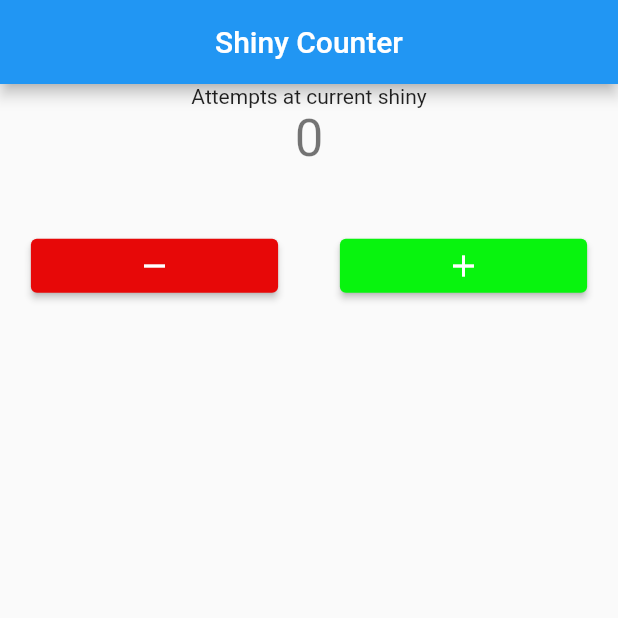
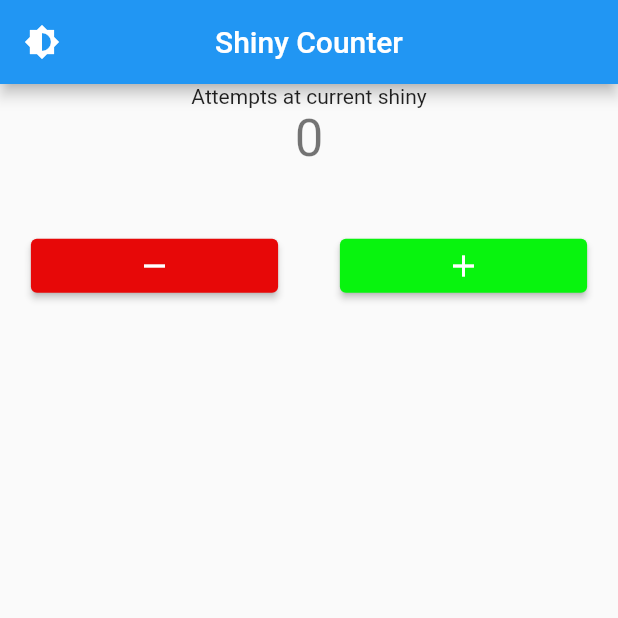
Before and after one commit to Danhogg/shiny_hunter, a Flutter app: the screen it shows after launch, on a phone screen of 412 x 824 dp, the top half of it. Run offline on Flutter 3.47's test engine with Material 2 defaults, Android fonts, the light colour scheme and no system bars; our stand-ins replace shared_preferences.

Commit message:
light/dark themes and counter working (maybe?)

```diff
--- a/lib/main.dart
+++ b/lib/main.dart
@@ -1,11 +1,14 @@
 import 'package:flutter/material.dart';
+import 'package:provider/provider.dart';
 import 'package:shiny_hunter/screens/home.dart';
-import 'package:shiny_hunter/services/shared_preferences.dart';
+import 'package:shiny_hunter/services/theme_handler.dart';
 
 void main() async {
   WidgetsFlutterBinding.ensureInitialized();
-  await UsersSharedPreferences.init();
-  runApp(const MyApp());
+
+  runApp(
+    const MyApp(),
+  );
 }
 
 class MyApp extends StatelessWidget {
@@ -13,6 +16,10 @@
 
   @override
   Widget build(BuildContext context) {
+    return ChangeNotifierProvider(
+      create: (_) => ThemeProvider(),
+      child: Consumer<ThemeProvider>(
+        builder: (context, ThemeProvider notifier, child) {
           return GestureDetector(
               onTap: () {
                 // Dismiss keyboard throughout app
@@ -20,8 +27,12 @@
               },
               child: MaterialApp(
                 debugShowCheckedModeBanner: false,
-        theme: ThemeData(),
+                theme: notifier.darktheme
+                    ? notifier.darkTheme
+                    : notifier.lightTheme,
                 home: const MyHomePage(),
+              ));
+        },
       ),
     );
   }
--- a/lib/screens/home.dart
+++ b/lib/screens/home.dart
@@ -1,6 +1,8 @@
 import 'package:flutter/material.dart';
+import 'package:provider/provider.dart';
 import 'package:shiny_hunter/screens/setup.dart';
 import 'package:shiny_hunter/screens/shiny_counter.dart';
+import 'package:shiny_hunter/services/theme_handler.dart';
 
 class MyHomePage extends StatefulWidget {
   const MyHomePage({Key? key}) : super(key: key);
@@ -31,6 +33,16 @@
       appBar: AppBar(
         title: Text(titles[_currentIndex]),
         centerTitle: true,
+        leading: Consumer<ThemeProvider>(
+          builder: (context, notifier, child) {
+            return IconButton(
+              icon: const Icon(Icons.brightness_6),
+              onPressed: () {
+                notifier.swapTheme();
+              },
+            );
+          },
+        ),
       ),
       body: _screens[_currentIndex],
       bottomNavigationBar: BottomNavigationBar(
--- a/lib/screens/shiny_counter.dart
+++ b/lib/screens/shiny_counter.dart
@@ -1,5 +1,7 @@
 import 'package:flutter/material.dart';
-import 'package:shiny_hunter/services/shared_preferences.dart';
+import 'package:provider/provider.dart';
+import 'package:shared_preferences/shared_preferences.dart';
+import 'package:shiny_hunter/services/counter_handler.dart';
 
 class HomeScreen extends StatefulWidget {
   const HomeScreen({Key? key}) : super(key: key);
@@ -8,24 +10,26 @@
   _HomeScreenState createState() => _HomeScreenState();
 }
 
-class _HomeScreenState extends State<HomeScreen> {
-  int counter = 0;
+class _HomeScreenState extends State<HomeScreen> with ChangeNotifier {
   @override
   void initState() {
     super.initState();
-    counter = UsersSharedPreferences.getCounter() ?? 0;
   }
 
   @override
   Widget build(BuildContext context) {
     final size = MediaQuery.of(context).size;
+    return ChangeNotifierProvider(
+      create: (_) => CounterProvider(),
+      child: Consumer<CounterProvider>(
+          builder: (context, CounterProvider notifier, child) {
         return Column(
           children: <Widget>[
             const Text(
               'Attempts at current shiny',
             ),
             Text(
-          '$counter',
+              '${notifier.counter}',
               style: Theme.of(context).textTheme.headline4,
             ),
             SizedBox(
@@ -39,11 +43,10 @@
                   child: ElevatedButton(
                       child: const Icon(Icons.remove),
                       onPressed: () async {
-                    if (counter > 0) {
+                        if (notifier.counter > 0) {
                           setState(() {
-                        counter--;
+                            notifier.minusOne();
                           });
-                      await UsersSharedPreferences.changeCounter(counter);
                         }
                       },
                       style: ButtonStyle(
@@ -57,9 +60,8 @@
                     child: const Icon(Icons.add),
                     onPressed: () async {
                       setState(() {
-                    counter++;
+                        notifier.addOne();
                       });
-                  await UsersSharedPreferences.changeCounter(counter);
                     },
                     style: ButtonStyle(
                         backgroundColor: MaterialStateProperty.all<Color>(
@@ -70,5 +72,7 @@
             ),
           ],
         );
+      }),
+    );
   }
 }
--- /dev/null
+++ b/lib/services/counter_handler.dart
@@ -0,0 +1,35 @@
+import 'package:flutter/material.dart';
+import 'package:shared_preferences/shared_preferences.dart';
+
+class CounterProvider with ChangeNotifier {
+  late SharedPreferences _prefs;
+  static const _count = 'counter';
+  late int counter;
+  int get number => counter;
+
+  CounterProvider() {
+    counter = 0;
+    loadFromPreferences();
+  }
+
+  _initPreferences() async {
+    _prefs = await SharedPreferences.getInstance();
+  }
+
+  loadFromPreferences() async {
+    await _initPreferences();
+    counter = _prefs.getInt(_count) ?? 0;
+  }
+
+  minusOne() async {
+    await _initPreferences();
+    counter--;
+    await _prefs.setInt(_count, counter);
+  }
+
+  addOne() async {
+    await _initPreferences();
+    counter++;
+    await _prefs.setInt(_count, counter);
+  }
+}
--- a/lib/services/shared_preferences.dart
+++ /dev/null
@@ -1,18 +0,0 @@
-import 'package:shared_preferences/shared_preferences.dart';
-
-class UsersSharedPreferences {
-  static late SharedPreferences _preferences;
-  static const _counter = 'counter';
-
-  static Future init() async {
-    _preferences = await SharedPreferences.getInstance();
-  }
-
-  static Future changeCounter(value) async {
-    await _preferences.setInt(_counter, value);
-  }
-
-  static int? getCounter() {
-    return _preferences.getInt(_counter);
-  }
-}
--- /dev/null
+++ b/lib/services/theme_handler.dart
@@ -0,0 +1,38 @@
+import 'package:flutter/material.dart';
+import 'package:shared_preferences/shared_preferences.dart';
+
+class ThemeProvider with ChangeNotifier {
+  late bool isDarkMode;
+  bool get darktheme => isDarkMode;
+  late SharedPreferences _prefs;
+  static const _theme = "theme";
+
+  ThemeData darkTheme = ThemeData.dark().copyWith(primaryColor: Colors.black);
+
+  ThemeData lightTheme = ThemeData.light().copyWith(primaryColor: Colors.white);
+
+  ThemeProvider() {
+    isDarkMode = false;
+    loadFromPreferences();
+  }
+
+  _initPreferences() async {
+    _prefs = await SharedPreferences.getInstance();
+  }
+
+  swapTheme() async {
+    isDarkMode = !isDarkMode;
+    saveToPreferences();
+    notifyListeners();
+  }
+
+  loadFromPreferences() async {
+    await _initPreferences();
+    isDarkMode = _prefs.getBool(_theme) ?? false;
+  }
+
+  saveToPreferences() async {
+    await _initPreferences();
+    await _prefs.setBool(_theme, isDarkMode);
+  }
+}
--- a/pubspec.yaml
+++ b/pubspec.yaml
@@ -31,6 +31,7 @@
     sdk: flutter
   flutter_native_splash: ^1.3.1
   shared_preferences: ^2.0.8
+  provider: ^6.0.1
 
 
   # The following adds the Cupertino Icons font to your application.
```
Also changed, not shown: pubspec.lock, 3 other files. Lines whose indentation alone changed are shown as unchanged.
